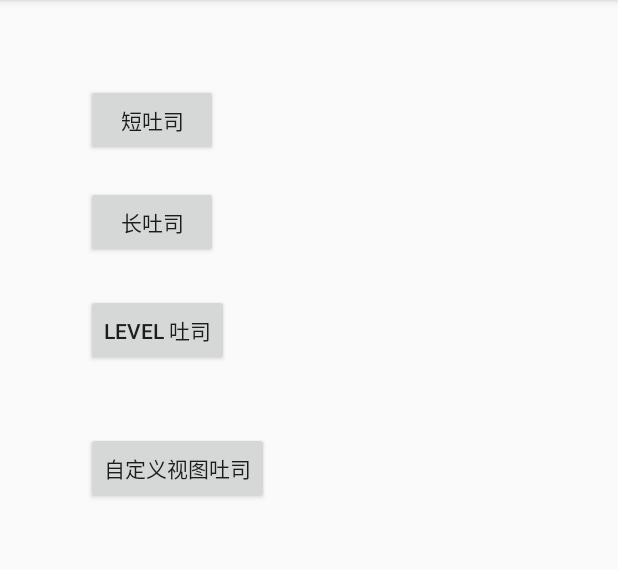
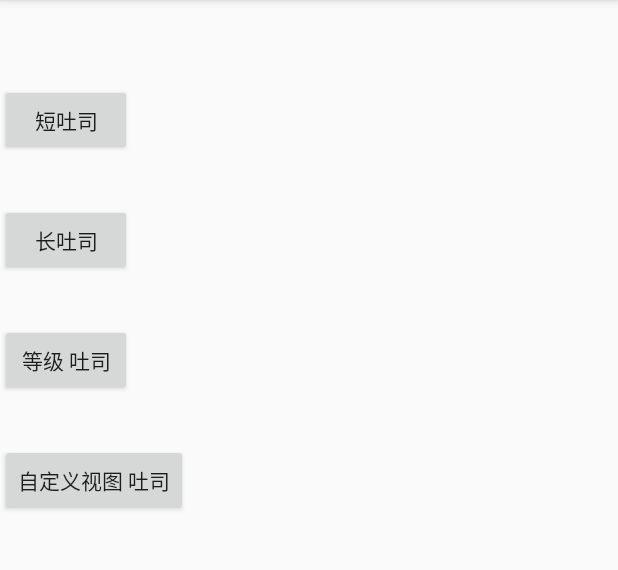
Before and after one commit to liangjingkanji/Tooltip, an Android app: the screen it shows after launch (MainActivity), after a tap on "长吐司", on a phone screen of 412 x 824 dp, the part 84-654 px from its top. Run offline under Robolectric (Android 15) with nearby library versions, the phone set to English and light mode, and no system bars; 1 statement that could not run was skipped.

```diff
--- a/app/src/main/java/com/drake/tooltip/sample/MainActivity.kt
+++ b/app/src/main/java/com/drake/tooltip/sample/MainActivity.kt
@@ -1,14 +1,11 @@
 package com.drake.tooltip.sample
 
 import android.os.Bundle
-import android.util.Log
 import android.view.Gravity
-import android.view.View
 import android.widget.ProgressBar
 import androidx.appcompat.app.AppCompatActivity
 import com.drake.tooltip.toast
 import kotlinx.android.synthetic.main.activity_main.*
-import kotlinx.android.synthetic.main.layout_toast_error.view.*
 
 class MainActivity : AppCompatActivity() {
 
@@ -16,23 +13,20 @@ class MainActivity : AppCompatActivity() {
         super.onCreate(savedInstanceState)
         setContentView(R.layout.activity_main)
 
-
         // 短吐司
         btn_short.setOnClickListener {
+            toast("吴彦祖")
+        }
+
+        // 长吐司
+        btn_long.setOnClickListener {
             // 开启子线程显示吐司
             Thread(Runnable { toast("开启子线程显示吐司开启子线程显示吐司开启子线程显示吐司开启子线程显示吐司开启子线程显示吐司开启子线程显示吐司开启子线程显示吐司 当前时间 = ${System.currentTimeMillis()}") }).start()
         }
 
-        // 长吐司
-        btn_long.setOnClickListener {
-            //            longToast("当前时间 = ${System.currentTimeMillis()}")
-
-            toast {
-                view = View.inflate(it, R.layout.layout_toast_error, null)
-                    .apply { tv_msg.text = "吴彦祖" }
-
-                Log.d("日志", "(MainActivity.kt:32)    result = ${duration}")
-            }
+        // 自定义全局等级吐司
+        btn_level_toast.setOnClickListener {
+            toast("这是一条很长的错误消息", App.LEVEL_ERROR)
         }
 
         // 自定义视图吐司
@@ -42,12 +36,6 @@ class MainActivity : AppCompatActivity() {
                 ProgressBar(this@MainActivity)
             }
         }
-
-        // 自定义全局等级吐司
-        btn_level_toast.setOnClickListener {
-            toast("这是一条很长的错误消息", App.LEVEL_ERROR)
-        }
-
     }
 
 }
--- a/app/src/main/res/layout/activity_main.xml
+++ b/app/src/main/res/layout/activity_main.xml
@@ -1,9 +1,9 @@
 <?xml version="1.0" encoding="utf-8"?>
-<androidx.constraintlayout.widget.ConstraintLayout xmlns:android="http://schemas.android.com/apk/res/android"
-    xmlns:app="http://schemas.android.com/apk/res-auto"
+<LinearLayout xmlns:android="http://schemas.android.com/apk/res/android"
     xmlns:tools="http://schemas.android.com/tools"
     android:layout_width="match_parent"
     android:layout_height="match_parent"
+    android:orientation="vertical"
     tools:context=".MainActivity">
 
     <Button
@@ -11,37 +11,27 @@
         android:layout_width="wrap_content"
         android:layout_height="wrap_content"
         android:layout_marginTop="56dp"
-        android:text="短吐司"
-        app:layout_constraintHorizontal_bias="0.176"
-        app:layout_constraintLeft_toLeftOf="parent"
-        app:layout_constraintRight_toRightOf="parent"
-        app:layout_constraintTop_toTopOf="parent" />
+        android:text="短吐司" />
 
     <Button
         android:id="@+id/btn_long"
         android:layout_width="wrap_content"
         android:layout_height="wrap_content"
-        android:layout_marginTop="20dp"
-        android:text="长吐司"
-        app:layout_constraintLeft_toLeftOf="@id/btn_short"
-        app:layout_constraintTop_toBottomOf="@id/btn_short" />
+        android:layout_marginTop="32dp"
+        android:text="长吐司" />
 
     <Button
         android:id="@+id/btn_level_toast"
         android:layout_width="wrap_content"
         android:layout_height="wrap_content"
-        android:layout_marginTop="24dp"
-        android:text="Level 吐司"
-        app:layout_constraintLeft_toLeftOf="@id/btn_short"
-        app:layout_constraintTop_toBottomOf="@+id/btn_long" />
+        android:layout_marginTop="32dp"
+        android:text="等级 吐司" />
 
     <Button
         android:id="@+id/btn_custom"
         android:layout_width="wrap_content"
         android:layout_height="wrap_content"
-        android:layout_marginTop="44dp"
-        android:text="自定义视图吐司"
-        app:layout_constraintLeft_toLeftOf="@id/btn_short"
-        app:layout_constraintTop_toBottomOf="@+id/btn_level_toast" />
+        android:layout_marginTop="32dp"
+        android:text="自定义视图 吐司" />
 
-</androidx.constraintlayout.widget.ConstraintLayout>
+</LinearLayout>
```
Also changed, not shown: tooltip/src/main/java/com/drake/tooltip/Toast.kt (+18 -24 lines), 1 other file.
